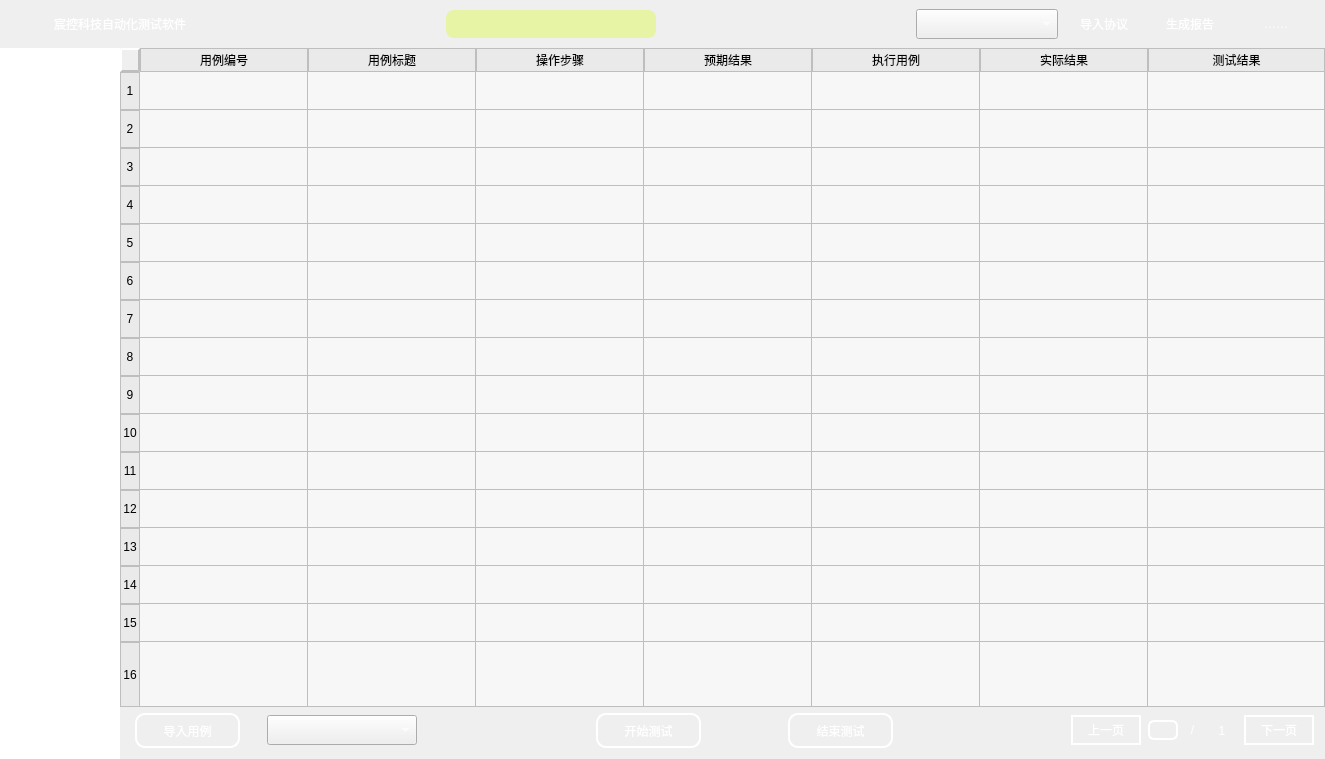
learniuH/work, file KCTS/KCTS Project/UI/main_window_ui.ui: the form before one commit.
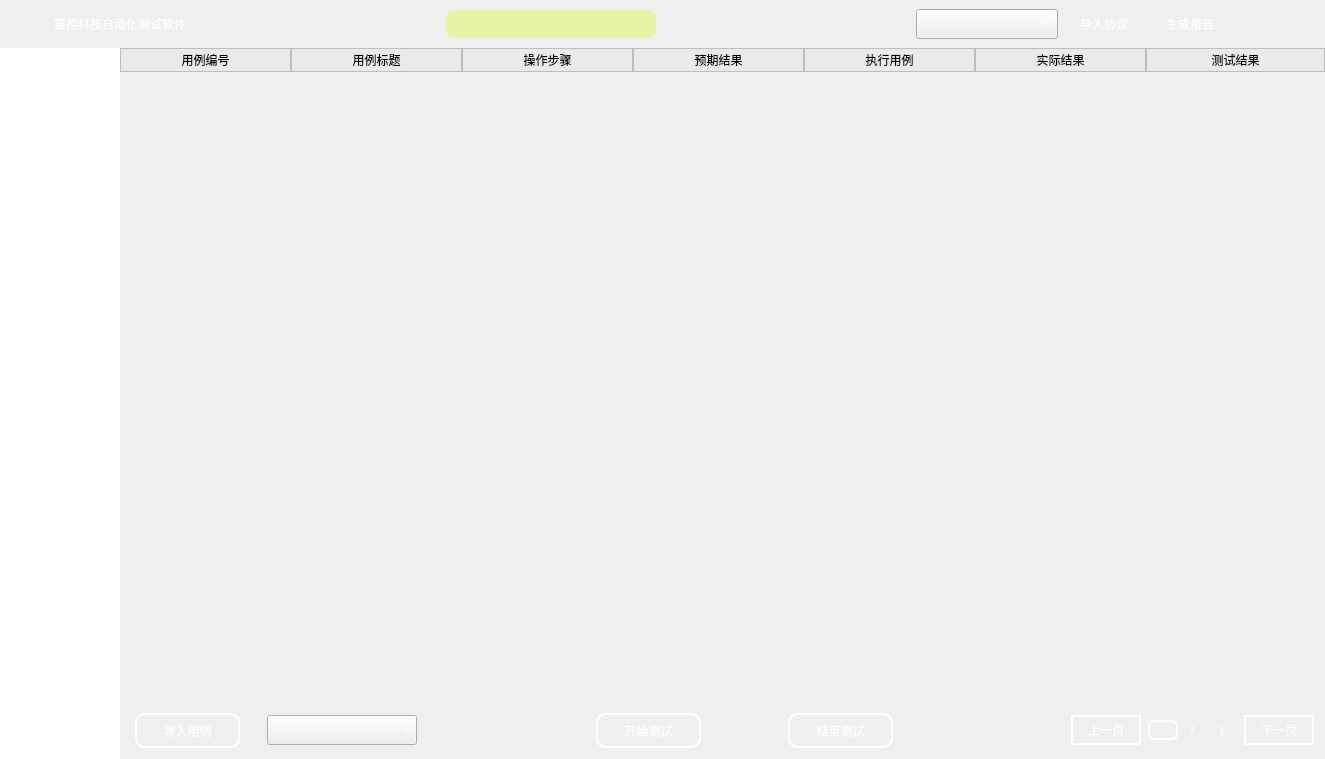
The form after the commit. Icons and pictures are not drawn.

Diff of the .ui file:
```diff
--- a/KCTS/KCTS Project/UI/main_window_ui.ui
+++ b/KCTS/KCTS Project/UI/main_window_ui.ui
@@ -1429,7 +1429,7 @@
               <enum>Qt::SolidLine</enum>
              </property>
              <property name="rowCount">
-              <number>16</number>
+              <number>0</number>
              </property>
              <attribute name="horizontalHeaderVisible">
               <bool>true</bool>
@@ -1441,7 +1441,7 @@
               <number>31</number>
              </attribute>
              <attribute name="horizontalHeaderDefaultSectionSize">
-              <number>168</number>
+              <number>171</number>
              </attribute>
              <attribute name="horizontalHeaderStretchLastSection">
               <bool>true</bool>
@@ -1453,136 +1453,8 @@
               <number>38</number>
              </attribute>
              <attribute name="verticalHeaderStretchLastSection">
-              <bool>true</bool>
+              <bool>false</bool>
              </attribute>
-             <row>
-              <property name="text">
-               <string>1</string>
-              </property>
-              <property name="textAlignment">
-               <set>AlignCenter</set>
-              </property>
-             </row>
-             <row>
-              <property name="text">
-               <string>2</string>
-              </property>
-              <property name="textAlignment">
-               <set>AlignCenter</set>
-              </property>
-             </row>
-             <row>
-              <property name="text">
-               <string>3</string>
-              </property>
-              <property name="textAlignment">
-               <set>AlignCenter</set>
-              </property>
-             </row>
-             <row>
-              <property name="text">
-               <string>4</string>
-              </property>
-              <property name="textAlignment">
-               <set>AlignCenter</set>
-              </property>
-             </row>
-             <row>
-              <property name="text">
-               <string>5</string>
-              </property>
-              <property name="textAlignment">
-               <set>AlignCenter</set>
-              </property>
-             </row>
-             <row>
-              <property name="text">
-               <string>6</string>
-              </property>
-              <property name="textAlignment">
-               <set>AlignCenter</set>
-              </property>
-             </row>
-             <row>
-              <property name="text">
-               <string>7</string>
-              </property>
-              <property name="textAlignment">
-               <set>AlignCenter</set>
-              </property>
-             </row>
-             <row>
-              <property name="text">
-               <string>8</string>
-              </property>
-              <property name="textAlignment">
-               <set>AlignCenter</set>
-              </property>
-             </row>
-             <row>
-              <property name="text">
-               <string>9</string>
-              </property>
-              <property name="textAlignment">
-               <set>AlignCenter</set>
-              </property>
-             </row>
-             <row>
-              <property name="text">
-               <string>10</string>
-              </property>
-              <property name="textAlignment">
-               <set>AlignCenter</set>
-              </property>
-             </row>
-             <row>
-              <property name="text">
-               <string>11</string>
-              </property>
-              <property name="textAlignment">
-               <set>AlignCenter</set>
-              </property>
-             </row>
-             <row>
-              <property name="text">
-               <string>12</string>
-              </property>
-              <property name="textAlignment">
-               <set>AlignCenter</set>
-              </property>
-             </row>
-             <row>
-              <property name="text">
-               <string>13</string>
-              </property>
-              <property name="textAlignment">
-               <set>AlignCenter</set>
-              </property>
-             </row>
-             <row>
-              <property name="text">
-               <string>14</string>
-              </property>
-              <property name="textAlignment">
-               <set>AlignCenter</set>
-              </property>
-             </row>
-             <row>
-              <property name="text">
-               <string>15</string>
-              </property>
-              <property name="textAlignment">
-               <set>AlignCenter</set>
-              </property>
-             </row>
-             <row>
-              <property name="text">
-               <string>16</string>
-              </property>
-              <property name="textAlignment">
-               <set>AlignCenter</set>
-              </property>
-             </row>
              <column>
               <property name="text">
                <string>用例编号</string>
```
